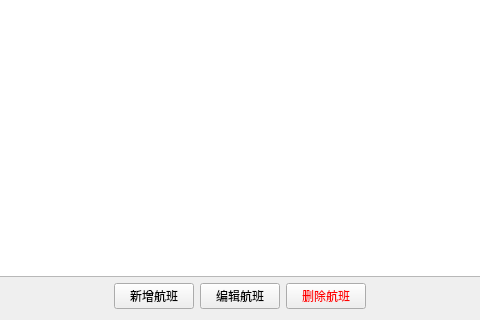
First picture: the form in flightmanager.ui, repository sheldonshi115/Flight_Tickets_System-FlyOver-, before the edit; both pictures show x 272 to 752 and y 280 to 600 of the 1024 by 600 pixel window.
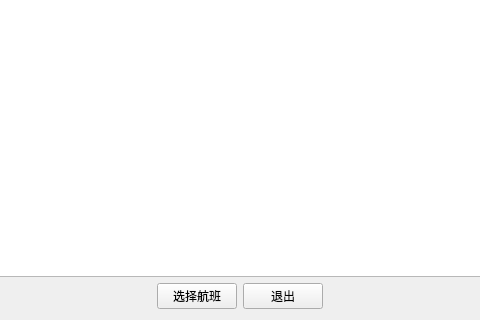
Second picture: the form after the edit.

Commit message: 完善了航班管理，在resources文件夹里建了image和text，需要image每个博客三张照片text存放博客内容

Patch:
```diff
--- a/flightmanager.ui
+++ b/flightmanager.ui
@@ -4,8 +4,8 @@
  <widget class="QWidget" name="FlightManager">
   <property name="geometry">
    <rect>
-    <x>100</x>
-    <y>100</y>
+    <x>0</x>
+    <y>0</y>
     <width>1024</width>
     <height>600</height>
    </rect>
@@ -165,24 +165,14 @@
      <item>
       <widget class="QPushButton" name="btnAdd">
        <property name="text">
-        <string>新增航班</string>
+        <string>选择航班</string>
        </property>
       </widget>
      </item>
      <item>
       <widget class="QPushButton" name="btnEdit">
        <property name="text">
-        <string>编辑航班</string>
-       </property>
-      </widget>
-     </item>
-     <item>
-      <widget class="QPushButton" name="btnDelete">
-       <property name="text">
-        <string>删除航班</string>
-       </property>
-       <property name="styleSheet">
-        <string notr="true">color: rgb(255, 0, 0);</string>
+        <string>退出</string>
        </property>
       </widget>
      </item>
```
Left out of the diff: 18 changed lines with no effect on the pictures. The commit also changes 133 other files.
